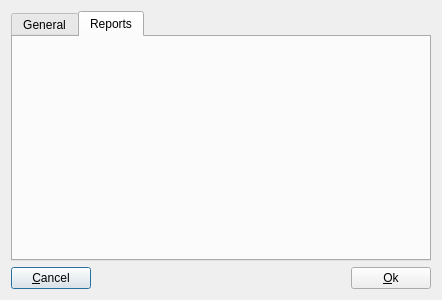
First picture: the form in trunk/dlgpreferences.ui, repository digitalsleuth/fred, before the edit.
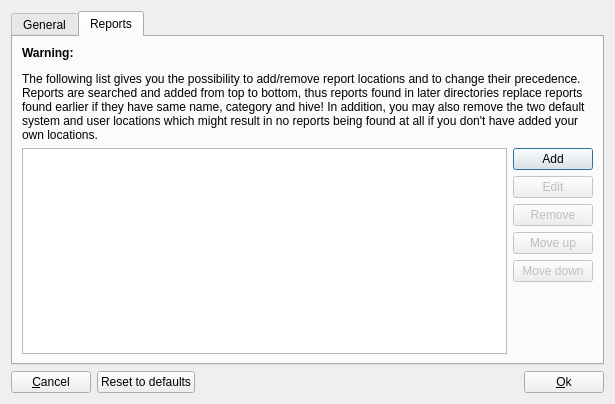
Second picture: the form after the edit. The open tabs and pages were chosen to show the change. Icons and pictures are not drawn.

Commit message: Added report location settings to preference dialog

What changed in the file:
```diff
--- a/trunk/dlgpreferences.ui
+++ b/trunk/dlgpreferences.ui
@@ -6,8 +6,8 @@
    <rect>
     <x>0</x>
     <y>0</y>
-    <width>442</width>
-    <height>300</height>
+    <width>615</width>
+    <height>404</height>
    </rect>
   </property>
   <property name="windowTitle">
@@ -86,6 +86,89 @@
       <attribute name="title">
        <string>Reports</string>
       </attribute>
+      <layout class="QVBoxLayout" name="verticalLayout_3">
+       <item>
+        <widget class="QLabel" name="label">
+         <property name="text">
+          <string>&lt;html&gt;&lt;head/&gt;&lt;body&gt;&lt;p&gt;&lt;span style=&quot; font-weight:600;&quot;&gt;Warning:&lt;/span&gt;&lt;/p&gt;&lt;p&gt;The following list gives you the possibility to add/remove report locations and to change their precedence. Reports are searched and added from top to bottom, thus reports found in later directories replace reports found earlier if they have same name, category and hive! In addition, you may also remove the two default system and user locations which might result in no reports being found at all if you don't have added your own locations.&lt;/p&gt;&lt;/body&gt;&lt;/html&gt;</string>
+         </property>
+         <property name="wordWrap">
+          <bool>true</bool>
+         </property>
+        </widget>
+       </item>
+       <item>
+        <layout class="QHBoxLayout" name="horizontalLayout_2">
+         <item>
+          <widget class="QListWidget" name="ListReportLocations"/>
+         </item>
+         <item>
+          <layout class="QVBoxLayout" name="verticalLayout_2">
+           <item>
+            <widget class="QPushButton" name="BtnAddReportLoc">
+             <property name="text">
+              <string>Add</string>
+             </property>
+            </widget>
+           </item>
+           <item>
+            <widget class="QPushButton" name="BtnEditReportLoc">
+             <property name="enabled">
+              <bool>false</bool>
+             </property>
+             <property name="text">
+              <string>Edit</string>
+             </property>
+            </widget>
+           </item>
+           <item>
+            <widget class="QPushButton" name="BtnRemoveReportLoc">
+             <property name="enabled">
+              <bool>false</bool>
+             </property>
+             <property name="text">
+              <string>Remove</string>
+             </property>
+            </widget>
+           </item>
+           <item>
+            <widget class="QPushButton" name="BtnMoveReportLocUp">
+             <property name="enabled">
+              <bool>false</bool>
+             </property>
+             <property name="text">
+              <string>Move up</string>
+             </property>
+            </widget>
+           </item>
+           <item>
+            <widget class="QPushButton" name="BtnMoveReportLocDown">
+             <property name="enabled">
+              <bool>false</bool>
+             </property>
+             <property name="text">
+              <string>Move down</string>
+             </property>
+            </widget>
+           </item>
+           <item>
+            <spacer name="verticalSpacer_2">
+             <property name="orientation">
+              <enum>Qt::Vertical</enum>
+             </property>
+             <property name="sizeHint" stdset="0">
+              <size>
+               <width>20</width>
+               <height>40</height>
+              </size>
+             </property>
+            </spacer>
+           </item>
+          </layout>
+         </item>
+        </layout>
+       </item>
+      </layout>
      </widget>
     </widget>
    </item>
@@ -98,6 +181,13 @@
        </property>
       </widget>
      </item>
+     <item>
+      <widget class="QPushButton" name="BtnReset">
+       <property name="text">
+        <string>Reset to defaults</string>
+       </property>
+      </widget>
+     </item>
      <item>
       <spacer name="horizontalSpacer">
        <property name="orientation">
```
Left out of the diff: 2 changed lines with no effect on the pictures. The commit also changes 4 other files.
